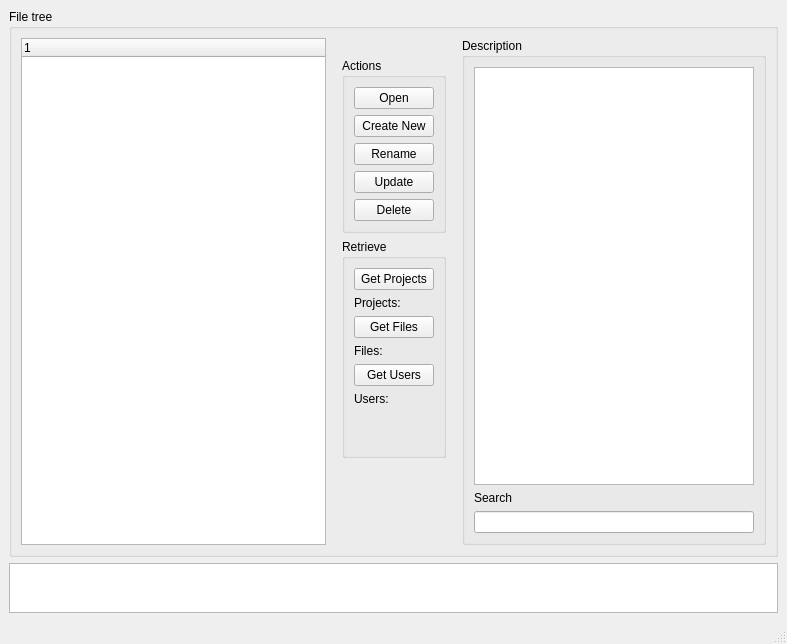
Above: views/ui/ProjectManager.ui from Saldenisov/pyconlyse before the change. Below: the same form after it.
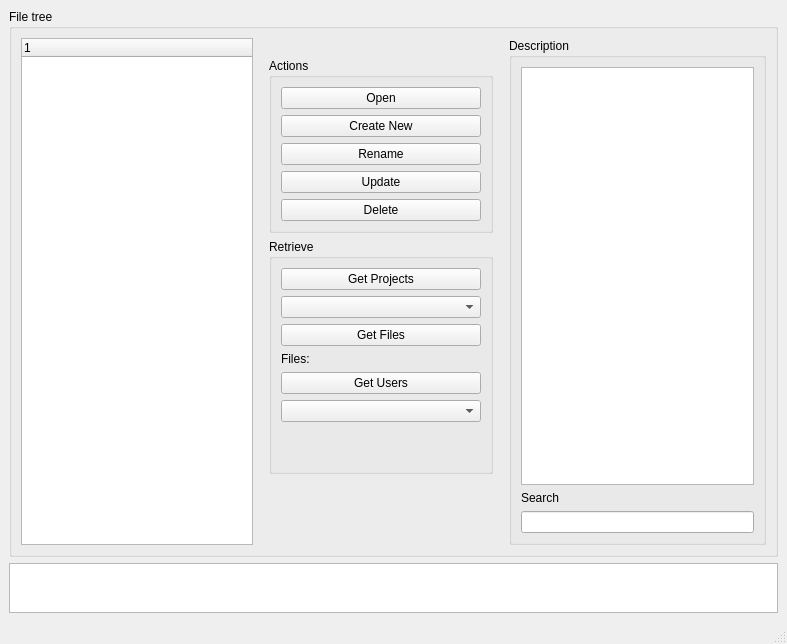
That is the form after the change.

Commit message: get_users ProjectManager GUI

```diff
--- a/views/ui/ProjectManager.ui
+++ b/views/ui/ProjectManager.ui
@@ -101,11 +101,7 @@
                </widget>
               </item>
               <item>
-               <widget class="QLabel" name="label_projects_number">
-                <property name="text">
-                 <string>Projects: </string>
-                </property>
-               </widget>
+               <widget class="QComboBox" name="comboBox_projects"/>
               </item>
               <item>
                <widget class="QPushButton" name="pushButton_get_files">
@@ -129,10 +125,18 @@
                </widget>
               </item>
               <item>
-               <widget class="QLabel" name="label_users_number">
-                <property name="text">
-                 <string>Users: </string>
+               <widget class="QComboBox" name="comboBox_users">
+                <property name="minimumSize">
+                 <size>
+                  <width>200</width>
+                  <height>0</height>
+                 </size>
                 </property>
+                <item>
+                 <property name="text">
+                  <string/>
+                 </property>
+                </item>
                </widget>
               </item>
               <item>
```
Left out of the diff: 4 changed lines with no effect on the pictures. The commit also changes 12 other files.
